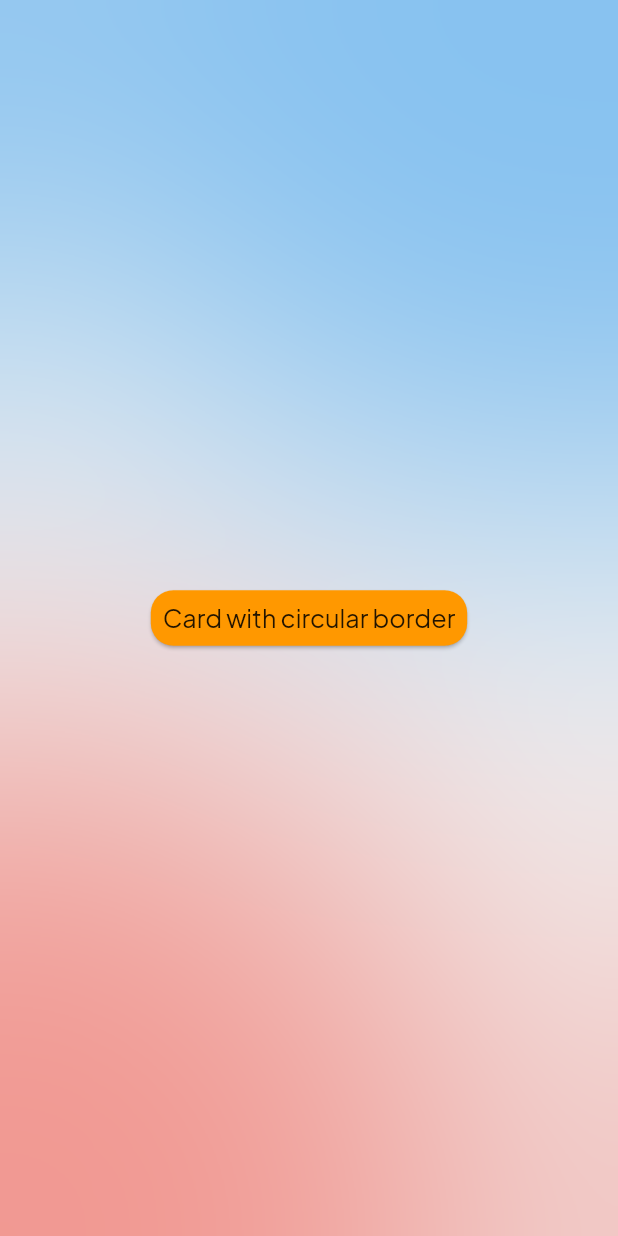
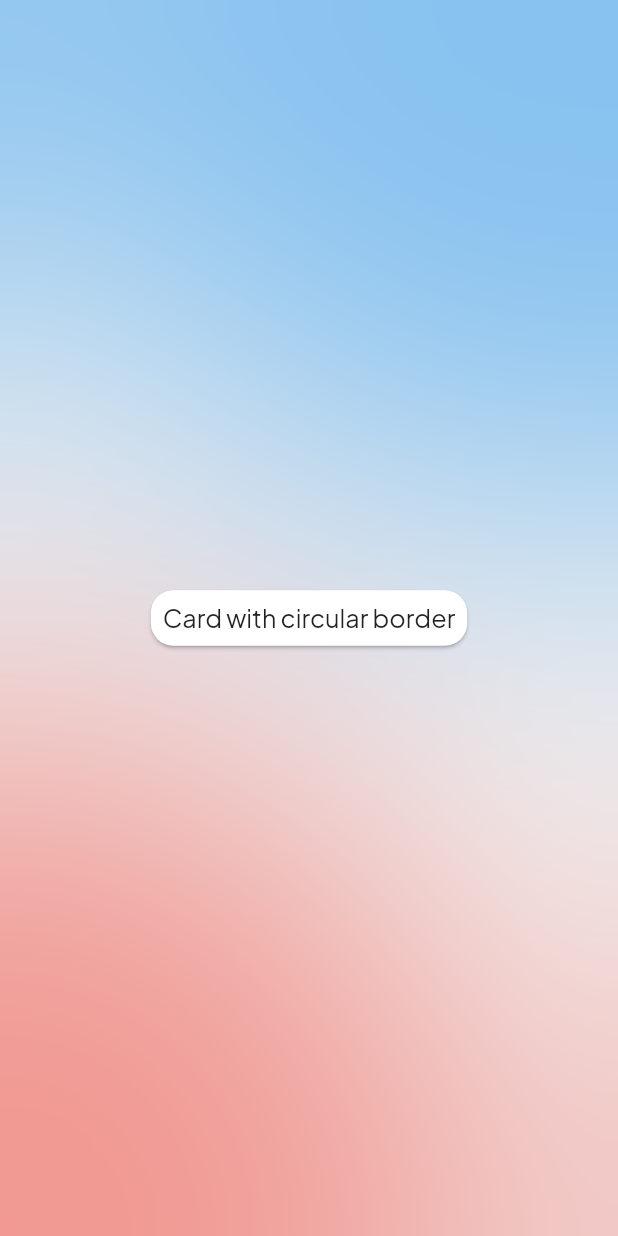
Before and after one commit to Hallis1221/Modlar, a Flutter app: the GlassBackgroundPage screen opened directly, on a phone screen of 412 x 824 dp. Run offline on Flutter 3.47's test engine with Material 2 defaults, Android fonts, the phone set to English and light mode, and no system bars; our stand-ins replace flutter_colorpicker, get_it, logger, rxdart, shared_preferences; accounts and stored records are empty; generated files the repository leaves out were written again.

Commit message:
:100: Change the theme colors used by card

```diff
--- a/ukeplanr_template/lib/UI/components/forground/card.dart
+++ b/ukeplanr_template/lib/UI/components/forground/card.dart
@@ -11,7 +11,7 @@ class ClassCard extends StatelessWidget {
           shape: RoundedRectangleBorder(
             borderRadius: BorderRadius.circular(15.0),
           ),
-          color: Theme.of(context).backgroundColor,
+          color: Theme.of(context).accentColor,
           child: Container(
             child: Padding(
               padding: const EdgeInsets.all(8.0),
```
